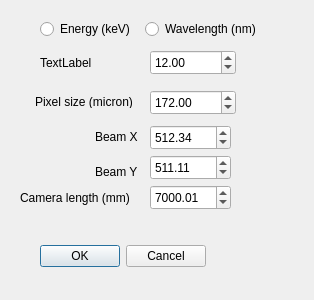
Above: Detector_Param.ui from shankardutt/CN_Iontrack_SAXS_Reduction before the change. Below: the same form after it.
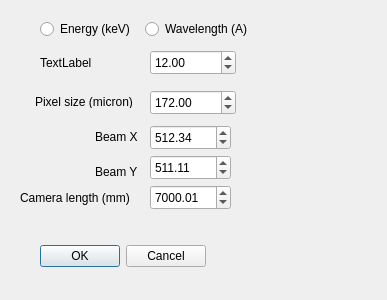
That is the form after the change.

Commit message: corrected the units in the Parameter setup popup gui

```diff
--- a/Detector_Param.ui
+++ b/Detector_Param.ui
@@ -6,7 +6,7 @@
    <rect>
     <x>0</x>
     <y>0</y>
-    <width>314</width>
+    <width>387</width>
     <height>300</height>
    </rect>
   </property>
@@ -47,12 +47,12 @@
     <rect>
      <x>145</x>
      <y>20</y>
-     <width>126</width>
+     <width>151</width>
      <height>18</height>
     </rect>
    </property>
    <property name="text">
-    <string>Wavelength (nm)</string>
+    <string>Wavelength (A)</string>
    </property>
   </widget>
   <widget class="QDoubleSpinBox" name="dsb_Energy">
```
The commit also changes 1 other file.
